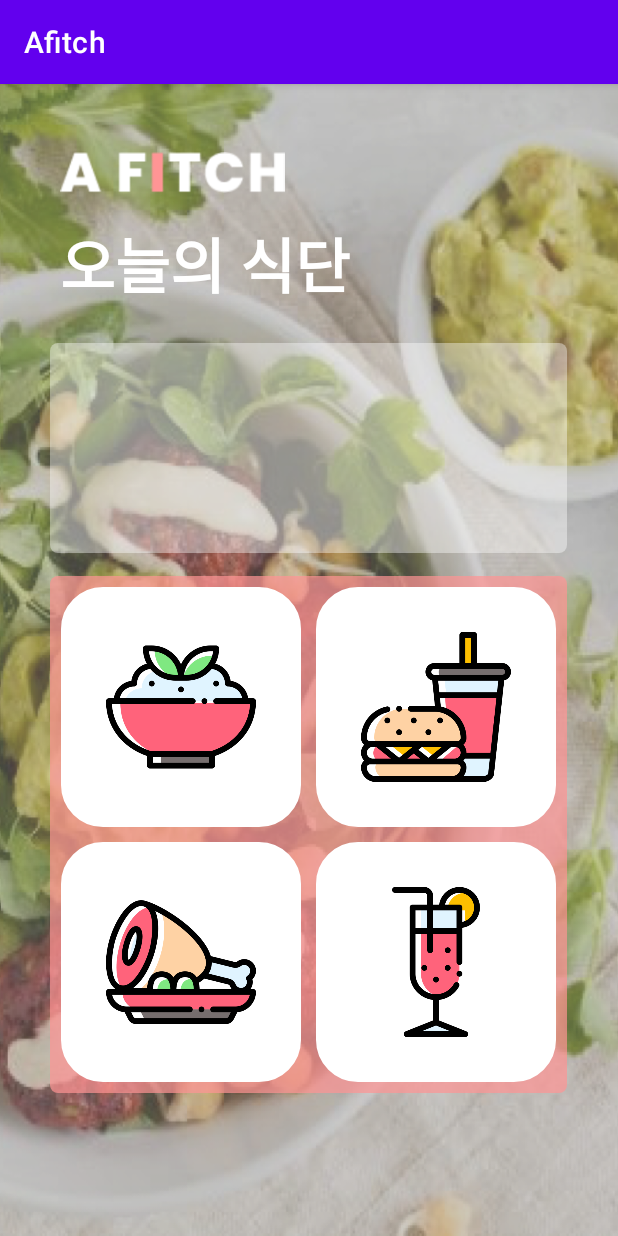
After one commit to Team-Gonguri/Afitch-Android, an Android app: the Food_Main screen opened directly, with no data from a screen before it, on a phone screen of 412 x 824 dp. The commit adds this screen. Run offline under Robolectric (Android 15) with nearby library versions, the phone set to English and light mode, and no system bars.

Commit message:
main 80% recommend start

```diff
--- a/app/src/main/AndroidManifest.xml
+++ b/app/src/main/AndroidManifest.xml
@@ -9,6 +9,12 @@
         android:roundIcon="@mipmap/ic_launcher_round"
         android:supportsRtl="true"
         android:theme="@style/Theme.Afitch">
+        <activity
+            android:name=".Food_recommend"
+            android:exported="true" />
+        <activity
+            android:name=".Food_Main"
+            android:exported="true" />
         <activity
             android:name=".User_settings"
             android:exported="true" />
--- /dev/null
+++ b/app/src/main/java/com/example/afitch/Food_Main.java
@@ -0,0 +1,14 @@
+package com.example.afitch;
+
+import androidx.appcompat.app.AppCompatActivity;
+
+import android.os.Bundle;
+
+public class Food_Main extends AppCompatActivity {
+
+    @Override
+    protected void onCreate(Bundle savedInstanceState) {
+        super.onCreate(savedInstanceState);
+        setContentView(R.layout.activity_food_main);
+    }
+}
--- a/app/src/main/java/com/example/afitch/Food_main.java
+++ /dev/null
@@ -1,4 +0,0 @@
-package com.example.afitch;
-
-public class Food_main {
-}
--- /dev/null
+++ b/app/src/main/java/com/example/afitch/Food_recommend.java
@@ -0,0 +1,14 @@
+package com.example.afitch;
+
+import androidx.appcompat.app.AppCompatActivity;
+
+import android.os.Bundle;
+
+public class Food_recommend extends AppCompatActivity {
+
+    @Override
+    protected void onCreate(Bundle savedInstanceState) {
+        super.onCreate(savedInstanceState);
+        setContentView(R.layout.activity_food_recommend);
+    }
+}
--- /dev/null
+++ b/app/src/main/res/drawable/rectangle_1.xml
@@ -0,0 +1,18 @@
+<?xml version="1.0" encoding="UTF-8"?>
+<shape xmlns:android="http://schemas.android.com/apk/res/android"
+    android:shape="rectangle">
+    <stroke
+        android:width="5dip"
+        android:color="#00ffffff"/>
+    <corners
+        android:bottomRightRadius="5dip"
+        android:bottomLeftRadius="5dip"
+        android:topLeftRadius="5dip"
+        android:topRightRadius="5dip"/>
+    <padding
+        android:left="1dip"
+        android:top="1dip"
+        android:right="1dip"
+        android:bottom="1dip" />
+    <solid android:color="#66ffffff" />
+</shape>
--- /dev/null
+++ b/app/src/main/res/drawable/rectangle_2.xml
@@ -0,0 +1,20 @@
+<?xml version="1.0" encoding="UTF-8"?>
+<shape xmlns:android="http://schemas.android.com/apk/res/android"
+    android:shape="rectangle">
+
+    <stroke
+        android:width="5dip"
+        android:color="#00FF9595"/>
+    <corners
+        android:bottomRightRadius="5dip"
+        android:bottomLeftRadius="5dip"
+        android:topLeftRadius="5dip"
+        android:topRightRadius="5dip"/>
+    <padding
+        android:left="1dip"
+        android:top="1dip"
+        android:right="1dip"
+        android:bottom="1dip" />
+    <solid android:color="#B3FF9595" />
+
+</shape>
--- /dev/null
+++ b/app/src/main/res/drawable/rectangle_3.xml
@@ -0,0 +1,18 @@
+<?xml version="1.0" encoding="UTF-8"?>
+<shape xmlns:android="http://schemas.android.com/apk/res/android"
+    android:shape="rectangle">
+    <stroke
+        android:width="5dip"
+        android:color="#ffffff"/>
+    <corners
+        android:bottomRightRadius="25dip"
+        android:bottomLeftRadius="25dip"
+        android:topLeftRadius="25dip"
+        android:topRightRadius="25dip"/>
+    <padding
+        android:left="1dip"
+        android:top="1dip"
+        android:right="1dip"
+        android:bottom="1dip" />
+    <solid android:color="#ffffff" />
+</shape>
--- a/app/src/main/res/layout/activity_food_main.xml
+++ b/app/src/main/res/layout/activity_food_main.xml
@@ -1,11 +1,131 @@
 <?xml version="1.0" encoding="utf-8"?>
 <RelativeLayout
     xmlns:android="http://schemas.android.com/apk/res/android"
-    android:id="@+id/or_"
     android:layout_width="fill_parent"
     android:layout_height="fill_parent"
-    android:background="#dddddd">
+    android:background="@drawable/back">
 
+    <ImageView
+        android:layout_width="150dp"
+        android:layout_height="58dp"
+        android:layout_marginLeft="40dp"
+        android:layout_marginTop="30dp"
+        android:src="@drawable/logo" />
+
+    <TextView
+        android:layout_width="wrap_content"
+        android:layout_height="wrap_content"
+        android:layout_marginLeft="40dp"
+        android:layout_marginTop="90dp"
+        android:text="오늘의 식단"
+        android:textColor="#ffffff"
+        android:textSize="40dp"
+        android:textStyle="bold"/>
+
+    <ScrollView
+        android:id="@+id/main_scroll"
+        android:layout_width="match_parent"
+        android:layout_height="wrap_content">
+
+        <LinearLayout
+            android:layout_width="match_parent"
+            android:layout_height="wrap_content"
+            android:layout_marginTop="170dp"
+            android:gravity="center"
+            android:orientation="vertical">
+
+            <View
+                android:id="@+id/rectangle_1"
+                android:layout_width="350dp"
+                android:layout_height="145dp"
+                android:background="@drawable/rectangle_1" />
+
+            <RelativeLayout
+                android:layout_width="wrap_content"
+                android:layout_height="wrap_content">
+
+                <View
+                    android:id="@+id/rectangle_2"
+                    android:layout_width="350dp"
+                    android:layout_height="350dp"
+                    android:layout_marginTop="10dp"
+                    android:background="@drawable/rectangle_2" />
+
+                <View
+                    android:id="@+id/rectangle_3_1"
+                    android:layout_width="160dp"
+                    android:layout_height="160dp"
+                    android:layout_marginStart="10dp"
+                    android:layout_marginLeft="10dp"
+                    android:layout_marginTop="20dp"
+                    android:layout_marginEnd="10dp"
+                    android:layout_marginBottom="10dp"
+                    android:background="@drawable/rectangle_3" />
+
+                <ImageView
+                    android:layout_width="100dp"
+                    android:layout_height="100dp"
+                    android:layout_marginLeft="40dp"
+                    android:layout_marginTop="50dp"
+                    android:src="@drawable/breakfast" />
+
+                <View
+                    android:id="@+id/rectangle_3_2"
+                    android:layout_width="160dp"
+                    android:layout_height="160dp"
+                    android:layout_marginLeft="180dp"
+                    android:layout_marginTop="20dp"
+                    android:layout_marginRight="5dp"
+                    android:layout_marginBottom="5dp"
+                    android:background="@drawable/rectangle_3" />
+
+                <ImageView
+                    android:layout_width="100dp"
+                    android:layout_height="100dp"
+                    android:layout_marginLeft="210dp"
+                    android:layout_marginTop="50dp"
+                    android:src="@drawable/launch" />
+
+                <View
+                    android:id="@+id/rectangle_3_3"
+                    android:layout_width="160dp"
+                    android:layout_height="160dp"
+                    android:layout_marginLeft="10dp"
+                    android:layout_marginTop="190dp"
+                    android:layout_marginRight="5dp"
+                    android:layout_marginBottom="5dp"
+                    android:background="@drawable/rectangle_3" />
+
+                <ImageView
+                    android:layout_width="100dp"
+                    android:layout_height="100dp"
+                    android:layout_marginLeft="40dp"
+                    android:layout_marginTop="220dp"
+                    android:src="@drawable/dinner" />
+
+                <View
+                    android:id="@+id/rectangle_3_4"
+                    android:layout_width="160dp"
+                    android:layout_height="160dp"
+                    android:layout_marginLeft="180dp"
+                    android:layout_marginTop="190dp"
+                    android:layout_marginRight="5dp"
+                    android:layout_marginBottom="5dp"
+                    android:background="@drawable/rectangle_3" />
+
+                <ImageView
+                    android:layout_width="100dp"
+                    android:layout_height="100dp"
+                    android:layout_marginLeft="210dp"
+                    android:layout_marginTop="220dp"
+                    android:src="@drawable/snack" />
+
+            </RelativeLayout>
+
+
+        </LinearLayout>
+
+    </ScrollView>
 
 
 </RelativeLayout>
--- /dev/null
+++ b/app/src/main/res/layout/activity_food_recommend.xml
@@ -0,0 +1,28 @@
+<?xml version="1.0" encoding="utf-8"?>
+<RelativeLayout
+    xmlns:android="http://schemas.android.com/apk/res/android"
+    android:layout_width="fill_parent"
+    android:layout_height="fill_parent"
+    android:background="@drawable/back">
+
+    <ImageView
+        android:layout_width="150dp"
+        android:layout_height="58dp"
+        android:layout_marginLeft="40dp"
+        android:layout_marginTop="30dp"
+        android:src="@drawable/logo" />
+
+    <TextView
+        android:layout_width="wrap_content"
+        android:layout_height="wrap_content"
+        android:layout_marginLeft="40dp"
+        android:layout_marginTop="90dp"
+        android:text="오늘의 식단"
+        android:textColor="#ffffff"
+        android:textSize="40dp"
+        android:textStyle="bold"/>
+
+
+
+
+</RelativeLayout>
```
Also changed, not shown: app/src/main/res/drawable/back.png (added), app/src/main/res/drawable/breakfast.png (added), app/src/main/res/drawable/dinner.png (added), app/src/main/res/drawable/launch.png (added), app/src/main/res/drawable/logo.png (added), app/src/main/res/drawable/snack.png (added).
